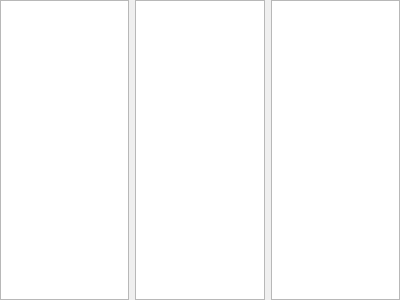
The window that plugins/imp-anki/ankiimportwidget.ui (martin-kudlicka/vocabulary-master) describes before a commit, drawn with Qt 5.
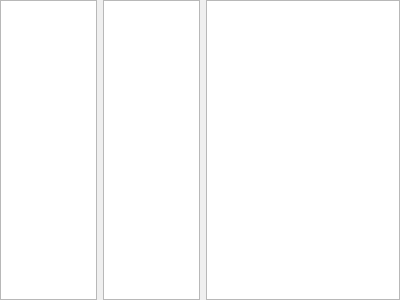
The same window after the commit.

Diff of the .ui file:
```diff
--- a/plugins/imp-anki/ankiimportwidget.ui
+++ b/plugins/imp-anki/ankiimportwidget.ui
@@ -19,6 +19,12 @@
    </property>
    <item>
     <widget class="QTreeView" name="qtvDecks">
+     <property name="sizePolicy">
+      <sizepolicy hsizetype="Expanding" vsizetype="Expanding">
+       <horstretch>1</horstretch>
+       <verstretch>0</verstretch>
+      </sizepolicy>
+     </property>
      <property name="rootIsDecorated">
       <bool>false</bool>
      </property>
@@ -29,6 +35,12 @@
    </item>
    <item>
     <widget class="QTreeView" name="qtvModels">
+     <property name="sizePolicy">
+      <sizepolicy hsizetype="Expanding" vsizetype="Expanding">
+       <horstretch>1</horstretch>
+       <verstretch>0</verstretch>
+      </sizepolicy>
+     </property>
      <property name="rootIsDecorated">
       <bool>false</bool>
      </property>
@@ -39,6 +51,12 @@
    </item>
    <item>
     <widget class="QTreeView" name="qtvFields">
+     <property name="sizePolicy">
+      <sizepolicy hsizetype="Expanding" vsizetype="Expanding">
+       <horstretch>2</horstretch>
+       <verstretch>0</verstretch>
+      </sizepolicy>
+     </property>
      <property name="rootIsDecorated">
       <bool>false</bool>
      </property>
```
